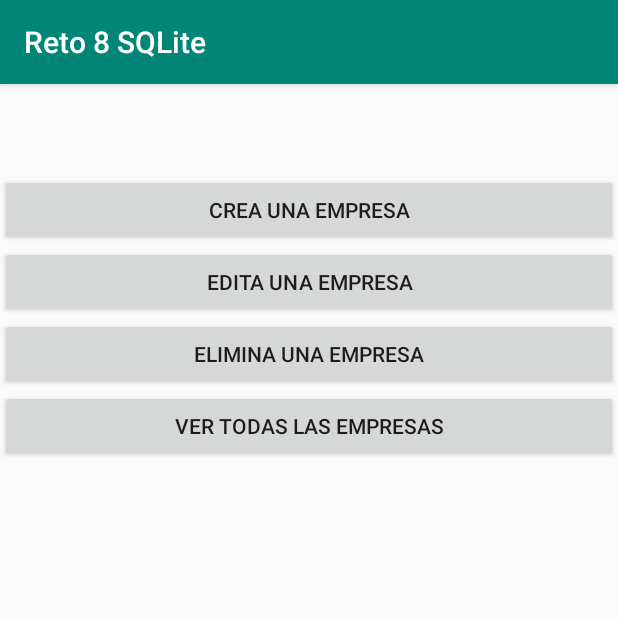
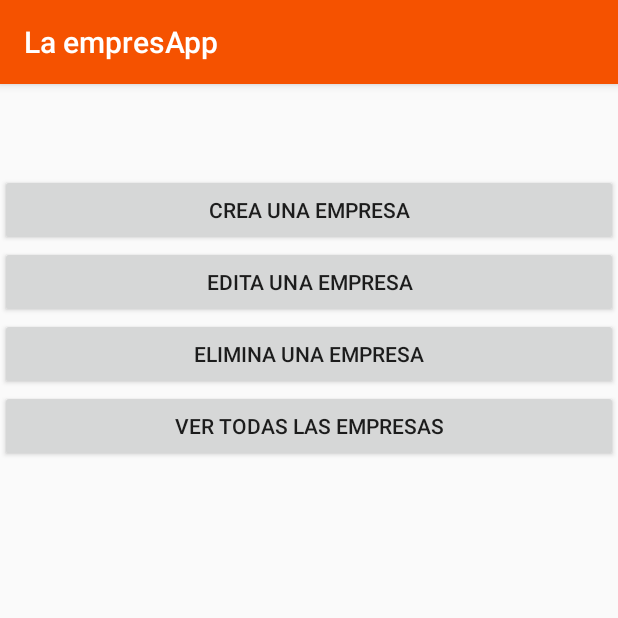
Before and after one commit to ronaldsg20/movilesunal, an Android app: the screen it shows after launch (MainActivity), on a phone screen of 412 x 824 dp, the top half of it. Run offline under Robolectric (Android 15) with nearby library versions, the phone set to English and light mode, and no system bars.

Commit message:
finish reto8

```diff
--- a/reto8/Reto 8/Reto-8-master/app/src/main/res/values/colors.xml
+++ b/reto8/Reto 8/Reto-8-master/app/src/main/res/values/colors.xml
@@ -1,6 +1,6 @@
 <?xml version="1.0" encoding="utf-8"?>
 <resources>
-    <color name="colorPrimary">#008577</color>
-    <color name="colorPrimaryDark">#00574B</color>
-    <color name="colorAccent">#D81B60</color>
+    <color name="colorPrimary">#f55200</color>
+    <color name="colorPrimaryDark">#a34718</color>
+    <color name="colorAccent">#0884d1</color>
 </resources>
--- a/reto8/Reto 8/Reto-8-master/app/src/main/res/values/strings.xml
+++ b/reto8/Reto 8/Reto-8-master/app/src/main/res/values/strings.xml
@@ -1,3 +1,3 @@
 <resources>
-    <string name="app_name">Reto 8 SQLite</string>
+    <string name="app_name">La empresApp</string>
 </resources>
```
